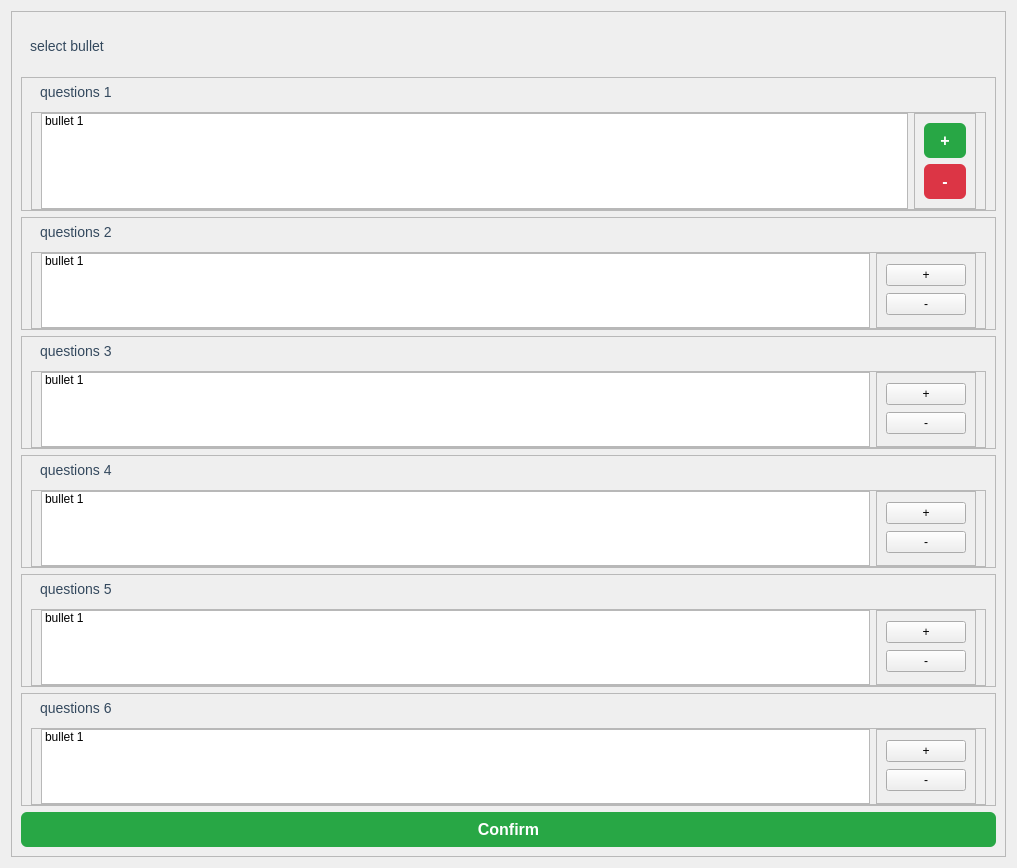
This is select_bullets.ui in AsciiNomads/maxdiff as Qt 5 draws it before an edit. The edited form follows.
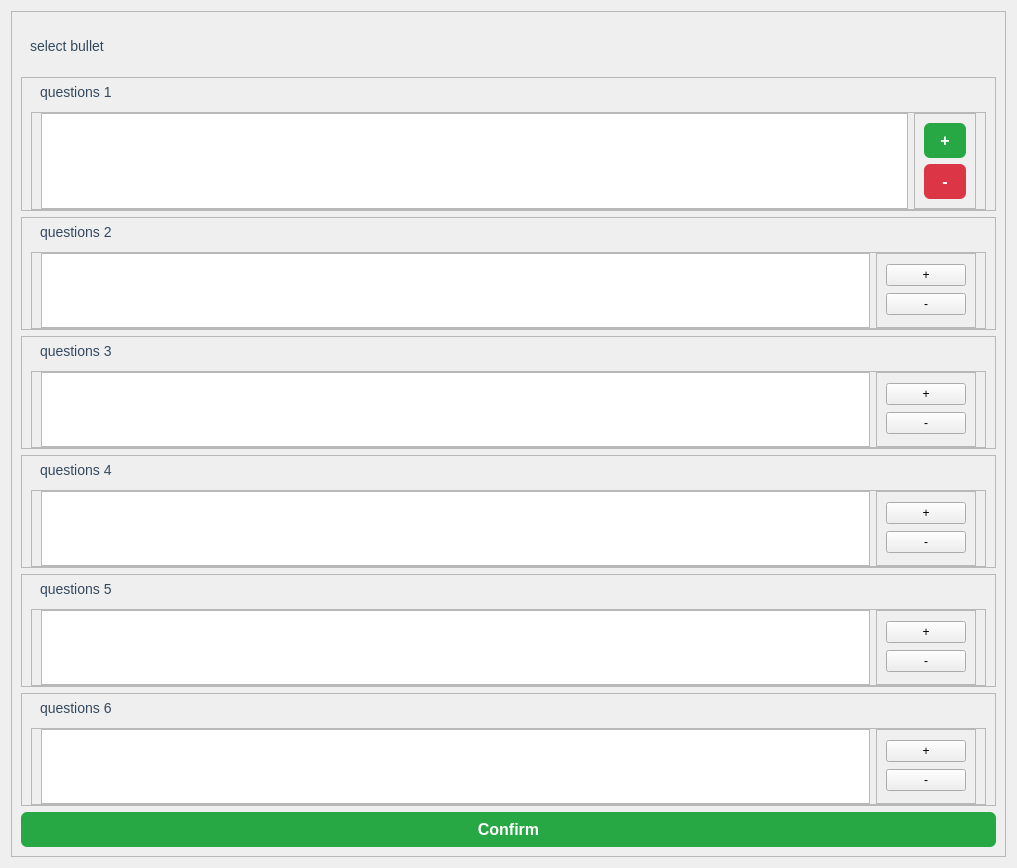
This is the edited form.

Commit message: remove default item for listwidgets

```diff
--- a/select_bullets.ui
+++ b/select_bullets.ui
@@ -294,13 +294,7 @@
              <number>0</number>
             </property>
             <item>
-             <widget class="QListWidget" name="q_bullets_1">
-              <item>
-               <property name="text">
-                <string>bullet 1 </string>
-               </property>
-              </item>
-             </widget>
+             <widget class="QListWidget" name="q_bullets_1"/>
             </item>
             <item>
              <widget class="QFrame" name="frame_1_2">
@@ -375,13 +369,7 @@
              <number>0</number>
             </property>
             <item>
-             <widget class="QListWidget" name="q_bullets_2">
-              <item>
-               <property name="text">
-                <string>bullet 1 </string>
-               </property>
-              </item>
-             </widget>
+             <widget class="QListWidget" name="q_bullets_2"/>
             </item>
             <item>
              <widget class="QFrame" name="frame_2_2">
@@ -466,13 +454,7 @@
              <number>0</number>
             </property>
             <item>
-             <widget class="QListWidget" name="q_bullets_3">
-              <item>
-               <property name="text">
-                <string>bullet 1 </string>
-               </property>
-              </item>
-             </widget>
+             <widget class="QListWidget" name="q_bullets_3"/>
             </item>
             <item>
              <widget class="QFrame" name="frame_3_2">
@@ -544,13 +526,7 @@
              <number>0</number>
             </property>
             <item>
-             <widget class="QListWidget" name="q_bullets_4">
-              <item>
-               <property name="text">
-                <string>bullet 1 </string>
-               </property>
-              </item>
-             </widget>
+             <widget class="QListWidget" name="q_bullets_4"/>
             </item>
             <item>
              <widget class="QFrame" name="frame_4_2">
@@ -622,13 +598,7 @@
              <number>0</number>
             </property>
             <item>
-             <widget class="QListWidget" name="q_bullets_5">
-              <item>
-               <property name="text">
-                <string>bullet 1 </string>
-               </property>
-              </item>
-             </widget>
+             <widget class="QListWidget" name="q_bullets_5"/>
             </item>
             <item>
              <widget class="QFrame" name="frame_5_2">
@@ -700,13 +670,7 @@
              <number>0</number>
             </property>
             <item>
-             <widget class="QListWidget" name="q_bullets_6">
-              <item>
-               <property name="text">
-                <string>bullet 1 </string>
-               </property>
-              </item>
-             </widget>
+             <widget class="QListWidget" name="q_bullets_6"/>
             </item>
             <item>
              <widget class="QFrame" name="frame_6_2">
```
The commit also changes 1 other file.
